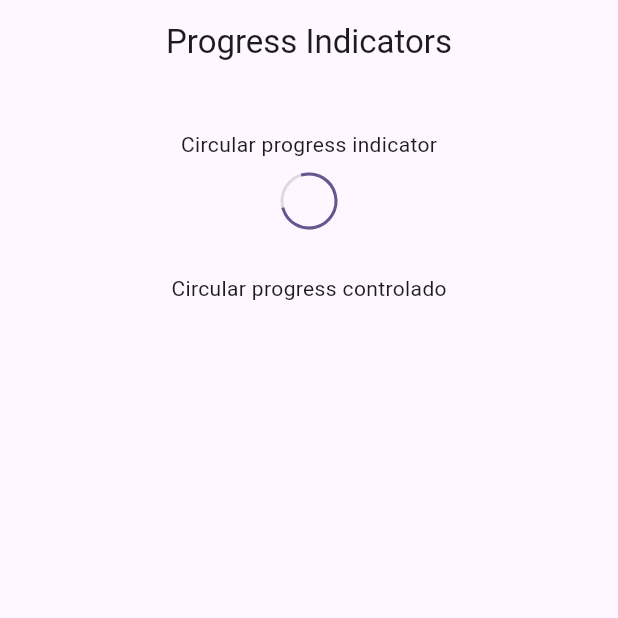
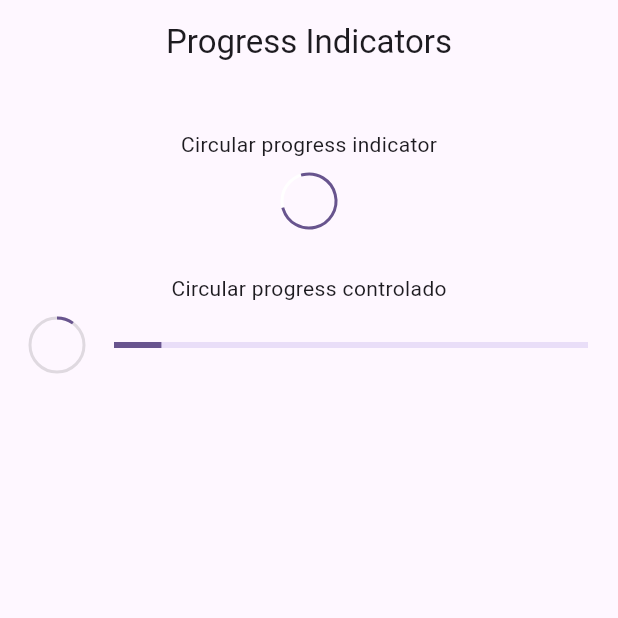
Before and after one commit to rodriandres/flutter-widgets-app, a Flutter app: the ProgressScreen screen opened by its route, on a phone screen of 412 x 824 dp, the top half of it. Run offline on Flutter 3.47's test engine with Material 3 defaults, Android fonts, the phone set to English and light mode, and no system bars; our stand-ins replace go_router.

Commit message:
page of progress indicator finish with one controlled

```diff
--- a/lib/presentations/screens/progress/progress_screen.dart
+++ b/lib/presentations/screens/progress/progress_screen.dart
@@ -1,4 +1,5 @@
 import 'package:flutter/material.dart';
+import 'package:flutter/widgets.dart';
 
 class ProgressScreen extends StatelessWidget {
 
@@ -28,7 +29,7 @@ class _ProgressView extends StatelessWidget {
 
           Text('Circular progress indicator'),
           SizedBox(height: 10),
-          CircularProgressIndicator(strokeWidth: 2, backgroundColor: Colors.black12,),
+          CircularProgressIndicator(strokeWidth: 2, backgroundColor: Colors.white,),
 
           SizedBox(height: 30),
 
@@ -47,6 +48,27 @@ class _ControlledProgressIndicator extends StatelessWidget {
 
   @override
   Widget build(BuildContext context) {
-    return Container();
+    return StreamBuilder(
+      stream: Stream.periodic(const Duration(milliseconds: 300), (value) {
+        return (value * 2) / 100;
+      }).takeWhile((value) => value < 100),
+      builder: (context, snapshot) {
+        final progressValue = snapshot.data ?? 0;
+
+        return Padding(
+          padding: const EdgeInsets.symmetric(horizontal: 20),
+          child: Row(
+            mainAxisAlignment: MainAxisAlignment.center,
+            children: [
+              CircularProgressIndicator( value: progressValue, strokeWidth: 2, backgroundColor: Colors.black12,),
+              const SizedBox(width: 20,),
+              Expanded(
+                child: LinearProgressIndicator(value: progressValue,)
+              )
+
+          ],),
+        );
+      }
+    );
   }
 }
```
